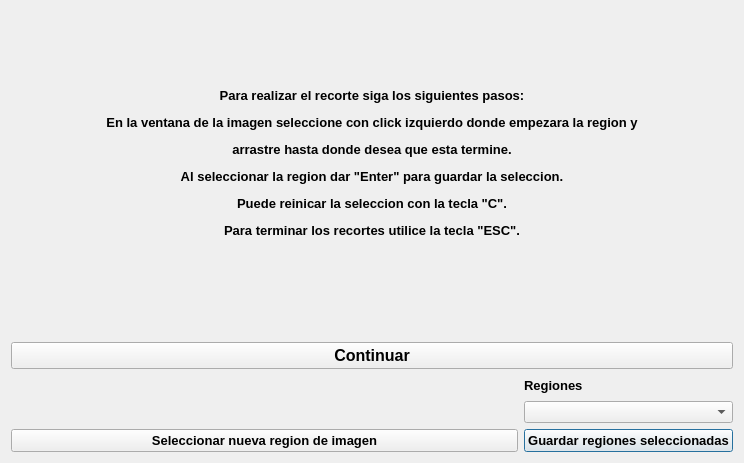
The window that msgRecorte.ui (EduarRafael/Aplicacion-Tickets) describes before a commit, drawn with Qt 5.
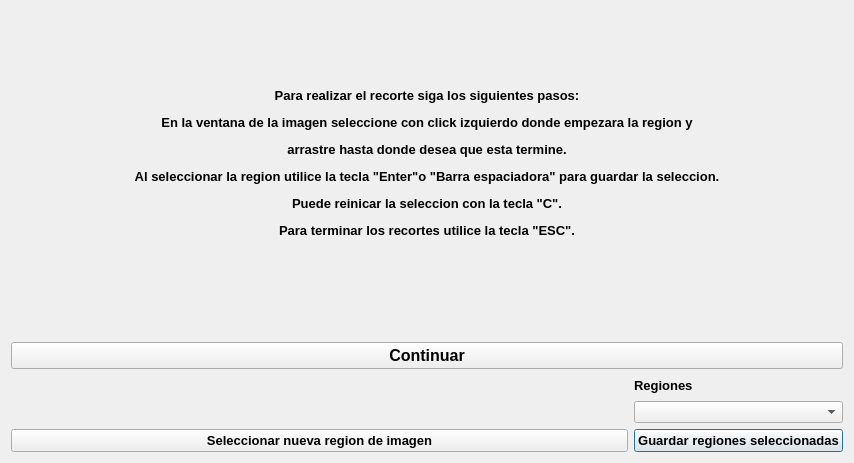
The same window after the commit.

Commit message: Cambio de mensaje

Diff of the .ui file:
```diff
--- a/msgRecorte.ui
+++ b/msgRecorte.ui
@@ -9,7 +9,7 @@
    <rect>
     <x>0</x>
     <y>0</y>
-    <width>744</width>
+    <width>854</width>
     <height>463</height>
    </rect>
   </property>
@@ -67,7 +67,7 @@
       </font>
      </property>
      <property name="text">
-      <string>&lt;html&gt;&lt;head/&gt;&lt;body&gt;&lt;p&gt;Para realizar el recorte siga los siguientes pasos:&lt;/p&gt;&lt;p&gt;En la ventana de la imagen seleccione con click izquierdo donde empezara la region y&lt;/p&gt;&lt;p&gt;arrastre hasta donde desea que esta termine.&lt;/p&gt;&lt;p&gt;Al seleccionar la region dar &amp;quot;Enter&amp;quot; para guardar la seleccion.&lt;/p&gt;&lt;p&gt;Puede reinicar la seleccion con la tecla &amp;quot;C&amp;quot;.&lt;/p&gt;&lt;p&gt;Para terminar los recortes utilice la tecla &amp;quot;ESC&amp;quot;.&lt;/p&gt;&lt;/body&gt;&lt;/html&gt;</string>
+      <string>&lt;html&gt;&lt;head/&gt;&lt;body&gt;&lt;p&gt;Para realizar el recorte siga los siguientes pasos:&lt;/p&gt;&lt;p&gt;En la ventana de la imagen seleccione con click izquierdo donde empezara la region y&lt;/p&gt;&lt;p&gt;arrastre hasta donde desea que esta termine.&lt;/p&gt;&lt;p&gt;Al seleccionar la region utilice la tecla &amp;quot;Enter&amp;quot;o &amp;quot;Barra espaciadora&amp;quot; para guardar la seleccion.&lt;/p&gt;&lt;p&gt;Puede reinicar la seleccion con la tecla &amp;quot;C&amp;quot;.&lt;/p&gt;&lt;p&gt;Para terminar los recortes utilice la tecla &amp;quot;ESC&amp;quot;.&lt;/p&gt;&lt;/body&gt;&lt;/html&gt;</string>
      </property>
      <property name="alignment">
       <set>Qt::AlignCenter</set>
```
The commit also changes 2 other files.
